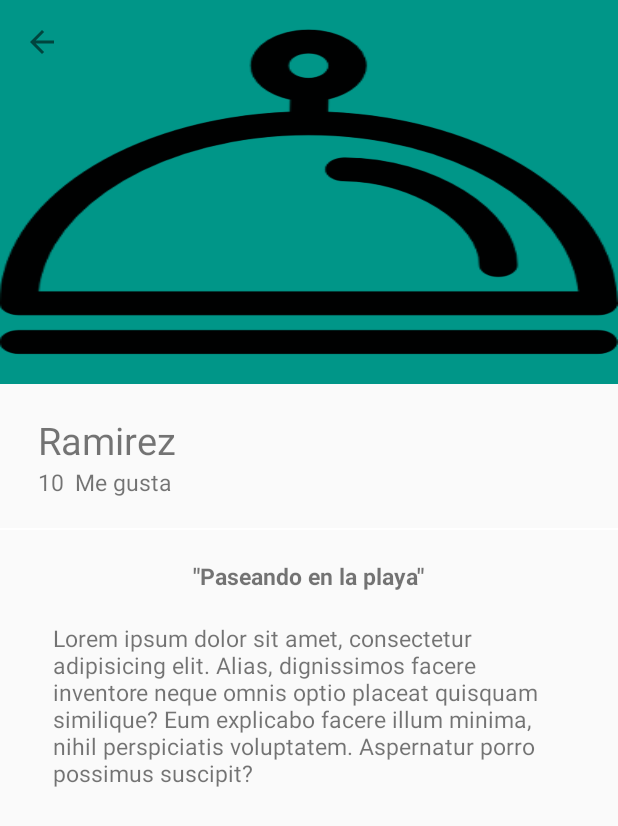
After one commit to rubenVillca/AppHotel, an Android app: the DetailServiceActivity screen opened directly, with no data from a screen before it, on a phone screen of 412 x 824 dp. The commit adds this screen. Shown: the top 826 px of the screen. Run offline under Robolectric (Android 15) with nearby library versions, the phone set to English and light mode, and no system bars.

```diff
--- a/app/build.gradle
+++ b/app/build.gradle
@@ -21,7 +21,6 @@ android {
 
 dependencies {
     compile fileTree(dir: 'libs', include: ['*.jar'])
-    testCompile 'junit:junit:4.12'
     androidTestCompile('com.android.support.test.espresso:espresso-core:2.2.2', {
         exclude group: 'com.android.support', module: 'support-annotations'
     })
@@ -33,4 +32,5 @@ dependencies {
     compile 'com.roughike:bottom-bar:2.0.2'
     compile 'com.android.support:recyclerview-v7:25.1.1'
     compile 'com.squareup.picasso:picasso:2.5.2'
+    testCompile 'junit:junit:4.12'
 }
--- /dev/null
+++ b/app/src/main/java/com/umss/sistemas/tesis/hotel/view/DetailServiceActivity.java
@@ -0,0 +1,27 @@
+package com.umss.sistemas.tesis.hotel.view;
+
+import android.support.design.widget.CollapsingToolbarLayout;
+import android.support.v7.app.AppCompatActivity;
+import android.os.Bundle;
+import android.support.v7.widget.Toolbar;
+import android.view.View;
+
+import com.umss.sistemas.tesis.hotel.R;
+
+public class DetailServiceActivity extends AppCompatActivity {
+
+    @Override
+    protected void onCreate(Bundle savedInstanceState) {
+        super.onCreate(savedInstanceState);
+        setContentView(R.layout.activity_detail_service);
+        showToolBar("",true);
+    }
+    public void showToolBar(String tittle, boolean upButton){
+        Toolbar toolbar =(Toolbar) findViewById(R.id.toolbar);
+        setSupportActionBar(toolbar);
+        getSupportActionBar().setTitle(tittle);
+        getSupportActionBar().setDisplayHomeAsUpEnabled(upButton);
+
+        CollapsingToolbarLayout collapsingToolbarLayout=(CollapsingToolbarLayout)findViewById(R.id.collapsingToolbar);
+    }
+}
--- a/app/src/main/res/layout/activity_container.xml
+++ b/app/src/main/res/layout/activity_container.xml
@@ -1,8 +1,8 @@
 <?xml version="1.0" encoding="utf-8"?>
 <RelativeLayout xmlns:android="http://schemas.android.com/apk/res/android"
+    xmlns:tools="http://schemas.android.com/tools"
     android:layout_width="match_parent"
     android:layout_height="match_parent"
-    xmlns:tools="http://schemas.android.com/tools"
     tools:context=".view.ContainerActivity">
 
     <FrameLayout
@@ -11,6 +11,6 @@
         android:layout_height="match_parent"
         android:paddingBottom="@dimen/padding_bottombar"/>
 
-    <include layout="@layout/bottombar"></include>
+    <include layout="@layout/bottombar"/>
 
 </RelativeLayout>
--- /dev/null
+++ b/app/src/main/res/layout/activity_detail_service.xml
@@ -0,0 +1,117 @@
+<?xml version="1.0" encoding="utf-8"?>
+<android.support.design.widget.CoordinatorLayout xmlns:android="http://schemas.android.com/apk/res/android"
+    xmlns:tools="http://schemas.android.com/tools"
+    xmlns:app="http://schemas.android.com/apk/res-auto"
+    android:layout_width="match_parent"
+    android:layout_height="match_parent"
+    android:fitsSystemWindows="true"
+    tools:context="com.umss.sistemas.tesis.hotel.view.DetailServiceActivity">
+
+    <android.support.design.widget.AppBarLayout
+        android:id="@+id/appBarDescription"
+        android:layout_width="match_parent"
+        android:layout_height="@dimen/appbarlayout_height"
+        android:theme="@style/ThemeOverlay.AppCompat.Dark.ActionBar">
+
+        <android.support.design.widget.CollapsingToolbarLayout
+            android:id="@+id/collapsingToolbar"
+            android:layout_width="match_parent"
+            android:layout_height="match_parent"
+            app:layout_scrollFlags="scroll|exitUntilCollapsed"
+            app:contentScrim="@color/colorPrimary">
+
+            <ImageView
+                android:id="@+id/imageHeaderCollapsing"
+                android:layout_width="match_parent"
+                android:layout_height="match_parent"
+                android:scaleType="centerCrop"
+                android:background="@drawable/platillo"
+                app:layout_collapseMode="parallax"
+                android:contentDescription="@string/description_logo" />
+
+            <android.support.v7.widget.Toolbar
+                android:id="@+id/toolbar"
+                android:layout_width="match_parent"
+                android:layout_height="?attr/actionBarSize"
+                android:theme="@style/ThemeOverlay.AppCompat.Light"
+                app:layout_collapseMode="pin"/>
+
+        </android.support.design.widget.CollapsingToolbarLayout>
+    </android.support.design.widget.AppBarLayout>
+
+    <android.support.v4.widget.NestedScrollView
+        android:layout_width="match_parent"
+        android:layout_height="match_parent"
+        app:layout_behavior="@string/appbar_scrolling_view_behavior">
+
+        <LinearLayout
+            android:layout_width="match_parent"
+            android:layout_height="match_parent"
+            android:orientation="vertical"
+            android:paddingTop="@dimen/activity_vertical_margin">
+
+            <TextView
+                android:id="@+id/userNameDetail"
+                android:layout_width="wrap_content"
+                android:layout_height="wrap_content"
+                android:textSize="@dimen/textsize_usernamedetail"
+                android:text="@string/name_card"
+                android:paddingLeft="@dimen/activity_horizontal_margin"
+                android:paddingRight="@dimen/activity_horizontal_margin" />
+
+            <LinearLayout
+                android:layout_width="match_parent"
+                android:layout_height="wrap_content"
+                android:orientation="horizontal"
+                android:paddingBottom="@dimen/activity_vertical_margin"
+                android:paddingLeft="@dimen/activity_horizontal_margin"
+                android:paddingRight="@dimen/activity_horizontal_margin">
+
+                <TextView
+                    android:id="@+id/likeNumberDetail"
+                    android:layout_width="wrap_content"
+                    android:layout_height="wrap_content"
+                    android:textSize="@dimen/textsize_likenumberdetail"
+                    android:text="@string/text_detail"/>
+
+                <TextView
+                    android:id="@+id/secondaryWordDetail"
+                    android:layout_width="wrap_content"
+                    android:layout_height="wrap_content"
+                    android:textSize="@dimen/textsize_likenumberdetail"
+                    android:text="@string/secondwod_detail"
+                    android:layout_marginLeft="@dimen/marginleft_seconleft"
+                    android:layout_marginRight="@dimen/marginleft_seconleft"/>
+            </LinearLayout>
+
+            <View
+                android:layout_width="match_parent"
+                android:layout_height="@dimen/height_divider"
+                android:background="@color/icons"/>
+
+            <TextView
+                android:id="@+id/titleImage"
+                android:layout_width="wrap_content"
+                android:layout_height="wrap_content"
+                android:textSize="@dimen/textsize_likenumberdetail"
+                android:text="@string/titledetail"
+                android:layout_gravity="center_horizontal"
+                android:textStyle="bold"
+                android:paddingTop="@dimen/paddingtop_titleimagedetail"
+                />
+
+            <TextView
+                android:id="@+id/contentTextImage"
+                android:layout_width="wrap_content"
+                android:layout_height="wrap_content"
+                android:textSize="@dimen/textsize_likenumberdetail"
+                android:text="@string/lorem"
+                android:layout_gravity="center_horizontal"
+                android:paddingTop="@dimen/paddingtop_titleimagedetail"
+                android:paddingLeft="@dimen/padding_horizontal_textcontent"
+                android:paddingRight="@dimen/padding_horizontal_textcontent"
+                />
+        </LinearLayout>
+
+    </android.support.v4.widget.NestedScrollView>
+</android.support.design.widget.CoordinatorLayout>
--- a/app/src/main/res/layout/bottombar.xml
+++ b/app/src/main/res/layout/bottombar.xml
@@ -9,5 +9,4 @@
     android:layout_gravity="bottom|end"
     app:bb_inActiveTabColor="@android:color/white"
     app:bb_activeTabColor="@android:color/white"
-    app:bb_tabXmlResource="@xml/bottombar_tabs"
-    />
+    app:bb_tabXmlResource="@xml/bottombar_tabs" />
--- a/app/src/main/res/values/colors.xml
+++ b/app/src/main/res/values/colors.xml
@@ -1,14 +1,14 @@
 <?xml version="1.0" encoding="utf-8"?>
 <resources>
-    <color name="primary">#009688</color>
-    <color name="primary_dark">#00796B</color>
-    <color name="primary_light">#B2DFDB</color>
+    <color name="colorPrimary">#009688</color>
+    <color name="colorPrimaryDark">#00796B</color>
+    <color name="colorPrimaryLight">#B2DFDB</color>
     <color name="accent">#448AFF</color>
-    <color name="primary_text">#212121</color>
-    <color name="secondary_text">#757575</color>
+    <color name="primaryText">#212121</color>
+    <color name="secondaryText">#757575</color>
     <color name="icons">#FFFFFF</color>
     <color name="divider">#BDBDBD</color>
-    <color name="edit_text_color_white">#FFF</color>
-    <color name="edit_text_color_black">#000</color>
-    <color name="background_card_service">#53292929</color>
+    <color name="editTextColorWhite">#FFF</color>
+    <color name="editTextColorBlack">#000</color>
+    <color name="backgroundCardService">#53292929</color>
 </resources>
--- a/app/src/main/res/values/dimens.xml
+++ b/app/src/main/res/values/dimens.xml
@@ -12,5 +12,14 @@
     <dimen name="like_margin_top_cardview">10dp</dimen>
     <dimen name="fab_margin">16dp</dimen>
     <dimen name="padding_horizontal_fragment">5dp</dimen>
-    <dimen name="padding_bottombar">80dp</dimen>
+    <dimen name="padding_bottombar">70dp</dimen>
+    <dimen name="appbarlayout_height">256dp</dimen>
+    <dimen name="textsize_usernamedetail">25sp</dimen>
+    <dimen name="activity_horizontal_margin">25dp</dimen>
+    <dimen name="textsize_likenumberdetail">15sp</dimen>
+    <dimen name="marginleft_seconleft">7dp</dimen>
+    <dimen name="height_divider">1dp</dimen>
+    <dimen name="paddingtop_titleimagedetail">20dp</dimen>
+    <dimen name="padding_horizontal_textcontent">35dp</dimen>
+    <dimen name="icon_checkbox">24dp</dimen>
 </resources>
--- a/app/src/main/res/values/strings.xml
+++ b/app/src/main/res/values/strings.xml
@@ -19,7 +19,11 @@
     <string name="date_cardview_service">2017-12-12</string>
     <string name="tab_search">Buscar</string>
     <string name="tab_home">Inicio</string>
-    <string name="tab_profile">Yo</string>
+    <string name="tab_profile">Perfil</string>
     <!-- TODO: Remove or change this placeholder text -->
     <string name="hello_blank_fragment">Hello blank fragment</string>
+    <string name="text_detail">10</string>
+    <string name="secondwod_detail">Me gusta</string>
+    <string name="lorem">Lorem ipsum dolor sit amet, consectetur adipisicing elit. Alias, dignissimos facere inventore neque omnis optio placeat quisquam similique? Eum explicabo facere illum minima, nihil perspiciatis voluptatem. Aspernatur porro possimus suscipit?</string>
+    <string name="titledetail">\"Paseando en la playa\"</string>
 </resources>
--- a/build.gradle
+++ b/build.gradle
@@ -5,7 +5,7 @@ buildscript {
         jcenter()
     }
     dependencies {
-        classpath 'com.android.tools.build:gradle:2.3.0'
+        classpath 'com.android.tools.build:gradle:2.3.1'
 
         // NOTE: Do not place your application dependencies here; they belong
         // in the individual module build.gradle files
```
Also changed, not shown: app/src/main/AndroidManifest.xml (+11 -2 lines), app/src/main/java/com/umss/sistemas/tesis/hotel/adapter/HomeAdapterRecycler.java (+11 -0 lines), app/src/main/java/com/umss/sistemas/tesis/hotel/fragments/HomeFragment.java (+5 -2 lines), app/src/main/res/drawable/checkbox_selector.xml (+4 -4 lines), app/src/main/res/layout/activity_login.xml (+3 -4 lines), app/src/main/res/layout/cardview_service.xml (+32 -20 lines), app/src/main/res/values/styles.xml (+15 -15 lines), app/src/main/res/xml/bottombar_tabs.xml (+6 -6 lines).
